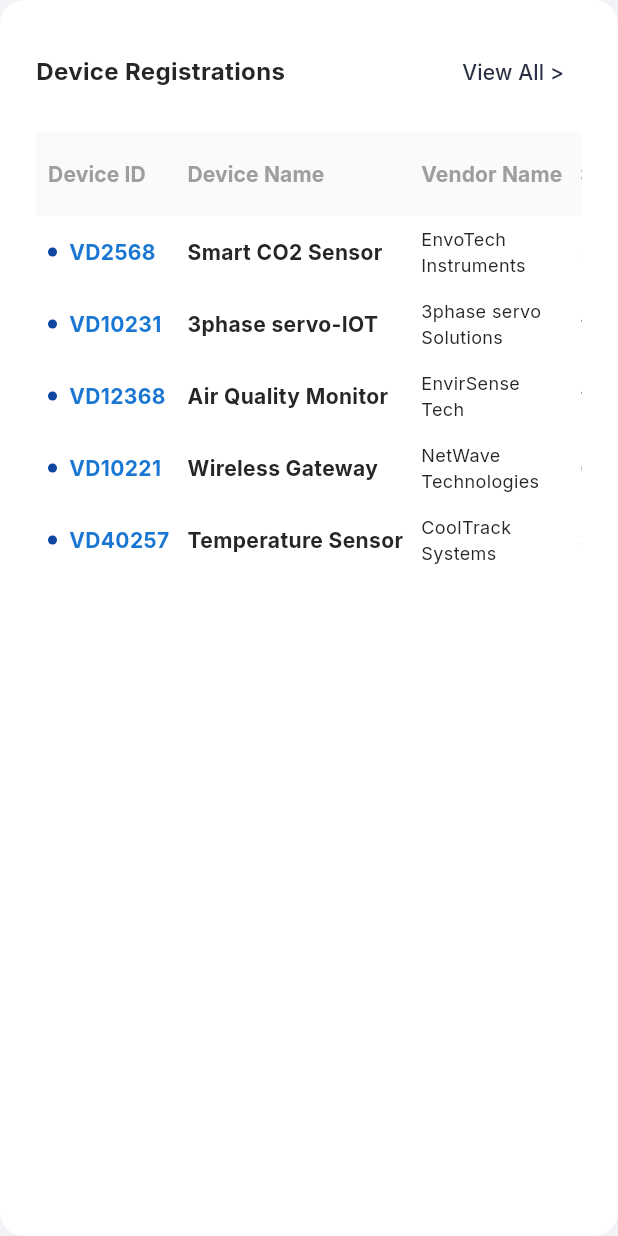
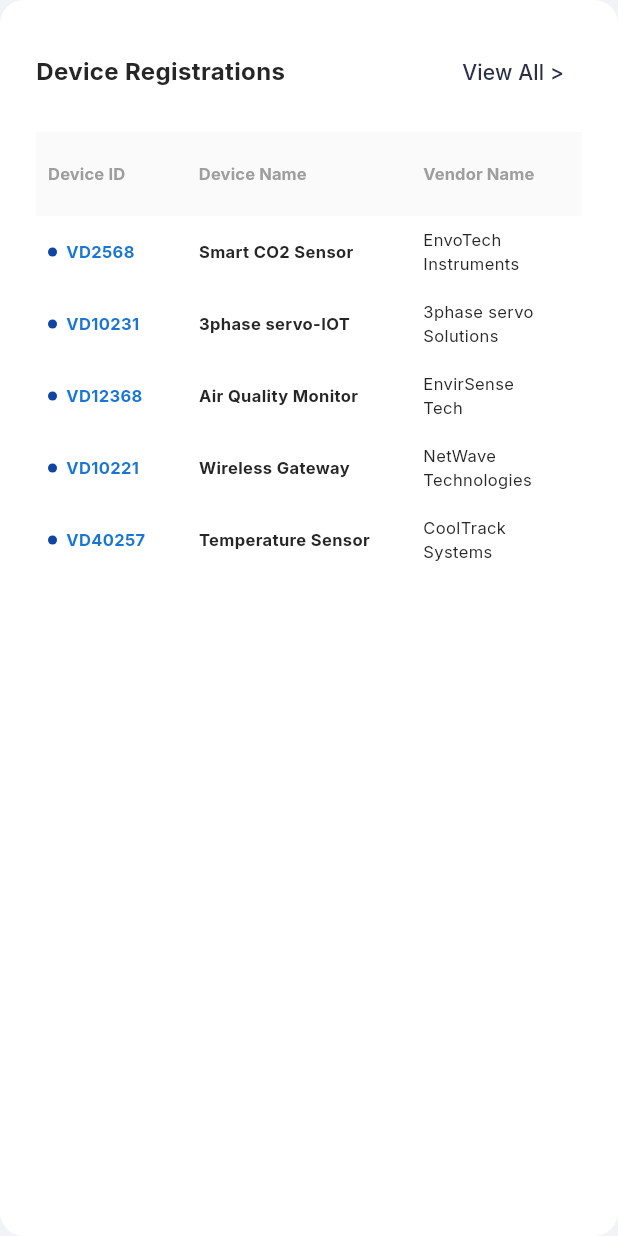
Before and after one commit to hariharan-git1/webhostrax, a Flutter app: the DeviceRegistrationsTable widget shown alone on an empty page, opened directly, on a phone screen of 412 x 824 dp. Run offline on Flutter 3.47's test engine with Material 3 defaults, Android fonts, the phone set to English and light mode, and no system bars; our stand-ins replace fl_chart, google_fonts; statements that could not run were skipped.

Commit message:
Restore DeviceHealthChart and fix Table overflow

```diff
--- a/lib/screens/dashboard_screen.dart
+++ b/lib/screens/dashboard_screen.dart
@@ -140,14 +140,28 @@
                         ),
                         const SizedBox(height: 24),
 
-                        // Charts Row 3 - Product Orders & Device Registrations
+                        // Charts Row 3 - Product Orders/Health & Device Registrations
                         IntrinsicHeight(
                           child: Row(
                             crossAxisAlignment: CrossAxisAlignment.stretch,
                             children: [
-                              const Expanded(flex: 2, child: ProductOrdersChart()),
+                              // Left Column: Product Orders & Device Health stacked
+                              Expanded(
+                                flex: 1,
+                                child: Column(
+                                  children: [
+                                    const ProductOrdersChart(),
+                                    const SizedBox(height: 24),
+                                    const DeviceHealthChart(),
+                                  ],
+                                ),
+                              ),
                               const SizedBox(width: 24),
-                              const Expanded(flex: 3, child: DeviceRegistrationsTable()),
+                              // Right Column: Device Registrations Table
+                              const Expanded(
+                                flex: 1,
+                                child: DeviceRegistrationsTable()
+                              ),
                             ],
                           ),
                         ),
--- a/lib/widgets/device_registrations_table.dart
+++ b/lib/widgets/device_registrations_table.dart
@@ -25,17 +25,19 @@
           Expanded(
             child: SingleChildScrollView(
               scrollDirection: Axis.horizontal,
-              child: SingleChildScrollView( // for vertical if needed, though usually fixed height in dashboard
+              child: SingleChildScrollView(
+                child: ConstrainedBox(
+                  constraints: const BoxConstraints(minWidth: 600), // Ensure min width for readability
                   child: DataTable(
                     headingRowColor: MaterialStateProperty.all(Colors.grey.shade50),
-                  columnSpacing: 12, // Reduced spacing
-                  horizontalMargin: 8, // Reduced margin
+                    columnSpacing: 10,
+                    horizontalMargin: 8,
                     columns: const [
-                    DataColumn(label: Text('Device ID', style: TextStyle(fontWeight: FontWeight.bold, color: Colors.grey))),
-                    DataColumn(label: Text('Device Name', style: TextStyle(fontWeight: FontWeight.bold, color: Colors.grey))),
-                    DataColumn(label: Text('Vendor Name', style: TextStyle(fontWeight: FontWeight.bold, color: Colors.grey))),
-                    DataColumn(label: Text('Submitted Date', style: TextStyle(fontWeight: FontWeight.bold, color: Colors.grey))),
-                    DataColumn(label: Text('Status', style: TextStyle(fontWeight: FontWeight.bold, color: Colors.grey))),
+                       DataColumn(label: Text('Device ID', style: TextStyle(fontWeight: FontWeight.bold, color: Colors.grey, fontSize: 11))),
+                       DataColumn(label: Text('Device Name', style: TextStyle(fontWeight: FontWeight.bold, color: Colors.grey, fontSize: 11))),
+                       DataColumn(label: Text('Vendor Name', style: TextStyle(fontWeight: FontWeight.bold, color: Colors.grey, fontSize: 11))),
+                       DataColumn(label: Text('Submitted Date', style: TextStyle(fontWeight: FontWeight.bold, color: Colors.grey, fontSize: 11))),
+                       DataColumn(label: Text('Status', style: TextStyle(fontWeight: FontWeight.bold, color: Colors.grey, fontSize: 11))),
                     ],
                     rows: [
                       _buildRow(
@@ -58,6 +60,7 @@
                 ),
               ),
             ),
+          ),
         ],
       ),
     );
@@ -68,20 +71,20 @@
       cells: [
         DataCell(Row(children: [
           Container(width: 6, height: 6, decoration: BoxDecoration(shape: BoxShape.circle, color: Colors.blue.shade900)),
-          const SizedBox(width: 8),
-          Text(id, style: TextStyle(color: Colors.blue.shade700, fontWeight: FontWeight.bold)),
+          const SizedBox(width: 6),
+          Text(id, style: TextStyle(color: Colors.blue.shade700, fontWeight: FontWeight.bold, fontSize: 11)),
         ])),
-        DataCell(Text(name, style: const TextStyle(fontWeight: FontWeight.bold))), // Bold Device Name
-        DataCell(Text(vendor, style: const TextStyle(fontSize: 12))),
-        DataCell(Text(date, style: const TextStyle(fontSize: 12))),
+        DataCell(Text(name, style: const TextStyle(fontWeight: FontWeight.bold, fontSize: 11))),
+        DataCell(Text(vendor, style: const TextStyle(fontSize: 11))),
+        DataCell(Text(date, style: const TextStyle(fontSize: 11))),
         DataCell(
           Container(
-            padding: const EdgeInsets.symmetric(horizontal: 12, vertical: 6),
+            padding: const EdgeInsets.symmetric(horizontal: 8, vertical: 4),
             decoration: BoxDecoration(
               color: chipBg,
               borderRadius: BorderRadius.circular(20),
             ),
-            child: Text(status, style: TextStyle(color: chipText, fontSize: 11, fontWeight: FontWeight.bold)),
+            child: Text(status, style: TextStyle(color: chipText, fontSize: 10, fontWeight: FontWeight.bold)),
           ),
         ),
       ],
```
Lines whose indentation alone changed are shown as unchanged.
